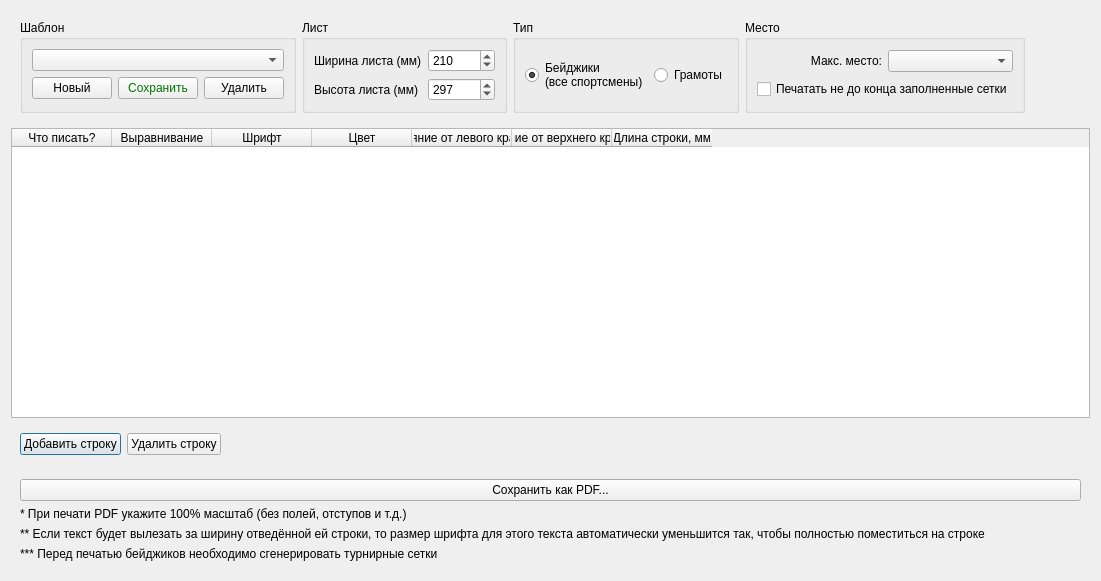
Before: the Qt Designer form TournamentManager/formdipl.ui in BarsukAlexey/xelarogi, drawn with Qt 5.
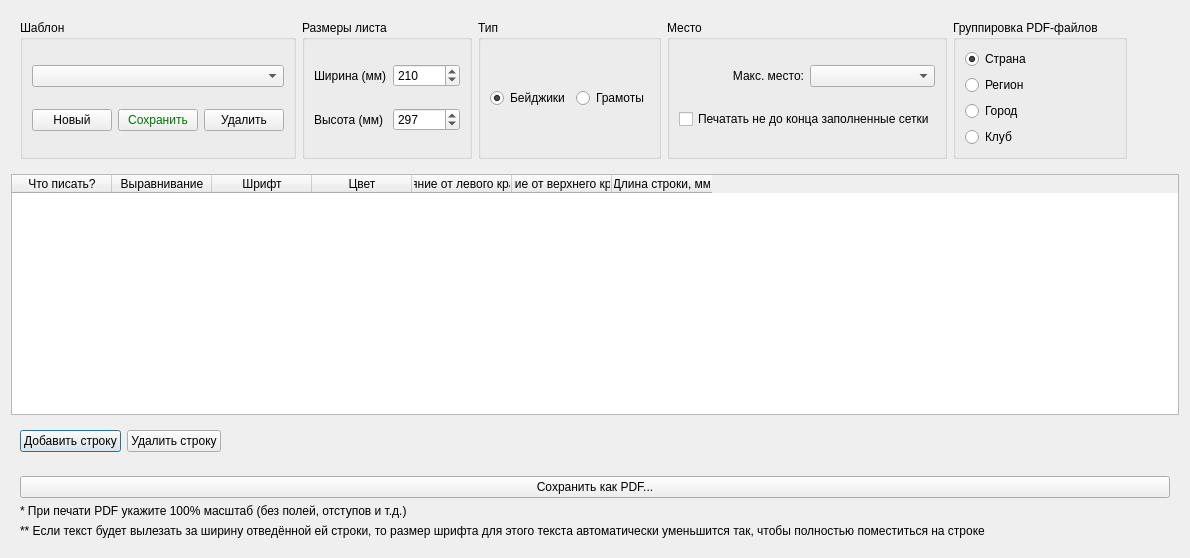
After: the same form once the commit is applied.

The edit to the form file:
```diff
--- a/TournamentManager/formdipl.ui
+++ b/TournamentManager/formdipl.ui
@@ -6,12 +6,12 @@
    <rect>
     <x>0</x>
     <y>0</y>
-    <width>1101</width>
-    <height>581</height>
+    <width>1190</width>
+    <height>558</height>
    </rect>
   </property>
   <property name="windowTitle">
-   <string>Form</string>
+   <string/>
   </property>
   <layout class="QGridLayout" name="gridLayout">
    <item row="3" column="0">
@@ -57,13 +57,6 @@
         </property>
        </widget>
       </item>
-      <item row="0" column="0">
-       <widget class="QPushButton" name="pushButtonPrint">
-        <property name="text">
-         <string>Сохранить как PDF...</string>
-        </property>
-       </widget>
-      </item>
       <item row="2" column="0">
        <widget class="QLabel" name="label_4">
         <property name="text">
@@ -74,10 +67,10 @@
         </property>
        </widget>
       </item>
-      <item row="3" column="0">
-       <widget class="QLabel" name="label_6">
+      <item row="0" column="0">
+       <widget class="QPushButton" name="pushButtonPrint">
         <property name="text">
-         <string>*** Перед печатью бейджиков необходимо сгенерировать турнирные сетки</string>
+         <string>Сохранить как PDF...</string>
         </property>
        </widget>
       </item>
@@ -138,13 +131,13 @@
       <item row="0" column="1">
        <widget class="QGroupBox" name="groupBox_2">
         <property name="title">
-         <string>Лист</string>
+         <string>Размеры листа</string>
         </property>
         <layout class="QGridLayout" name="gridLayout_5">
          <item row="0" column="0">
           <widget class="QLabel" name="label">
            <property name="text">
-            <string>Ширина листа (мм)</string>
+            <string>Ширина (мм)</string>
            </property>
           </widget>
          </item>
@@ -164,7 +157,7 @@
          <item row="1" column="0">
           <widget class="QLabel" name="label_2">
            <property name="text">
-            <string>Высота листа (мм)</string>
+            <string>Высота (мм)</string>
            </property>
           </widget>
          </item>
@@ -254,19 +247,6 @@
         </layout>
        </widget>
       </item>
-      <item row="0" column="4">
-       <spacer name="horizontalSpacer_2">
-        <property name="orientation">
-         <enum>Qt::Horizontal</enum>
-        </property>
-        <property name="sizeHint" stdset="0">
-         <size>
-          <width>40</width>
-          <height>20</height>
-         </size>
-        </property>
-       </spacer>
-      </item>
       <item row="0" column="3">
        <widget class="QGroupBox" name="groupBoxPlace">
         <property name="title">
@@ -305,8 +285,7 @@
          <item>
           <widget class="QRadioButton" name="radioButtonBadge">
            <property name="text">
-            <string>Бейджики
-(все спортсмены)</string>
+            <string>Бейджики</string>
            </property>
            <property name="checked">
             <bool>true</bool>
@@ -323,6 +302,59 @@
         </layout>
        </widget>
       </item>
+      <item row="0" column="5">
+       <spacer name="horizontalSpacer_2">
+        <property name="orientation">
+         <enum>Qt::Horizontal</enum>
+        </property>
+        <property name="sizeHint" stdset="0">
+         <size>
+          <width>40</width>
+          <height>20</height>
+         </size>
+        </property>
+       </spacer>
+      </item>
+      <item row="0" column="4">
+       <widget class="QGroupBox" name="groupBoxPDF_badge">
+        <property name="title">
+         <string>Группировка PDF-файлов</string>
+        </property>
+        <layout class="QGridLayout" name="gridLayout_4">
+         <item row="0" column="0">
+          <widget class="QRadioButton" name="radioButtonCountry">
+           <property name="text">
+            <string>Страна</string>
+           </property>
+           <property name="checked">
+            <bool>true</bool>
+           </property>
+          </widget>
+         </item>
+         <item row="1" column="0">
+          <widget class="QRadioButton" name="radioButtonRegion">
+           <property name="text">
+            <string>Регион</string>
+           </property>
+          </widget>
+         </item>
+         <item row="2" column="0">
+          <widget class="QRadioButton" name="radioButtonCity">
+           <property name="text">
+            <string>Город</string>
+           </property>
+          </widget>
+         </item>
+         <item row="3" column="0">
+          <widget class="QRadioButton" name="radioButtonClub">
+           <property name="text">
+            <string>Клуб</string>
+           </property>
+          </widget>
+         </item>
+        </layout>
+       </widget>
+      </item>
      </layout>
     </widget>
    </item>
```
